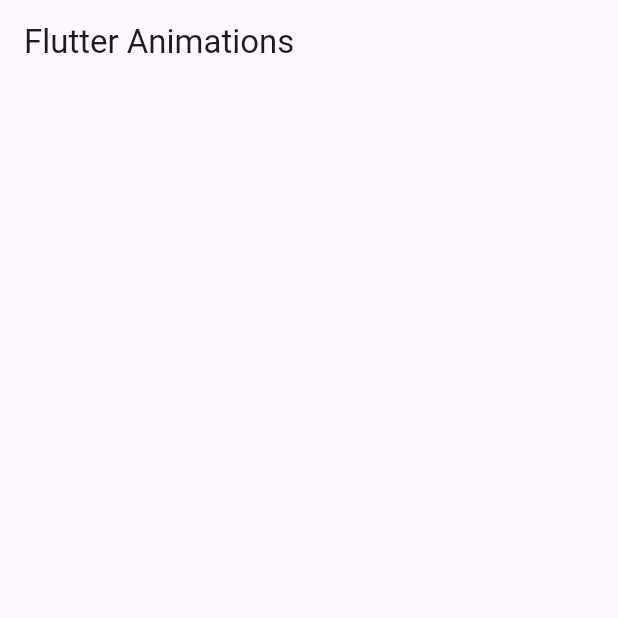
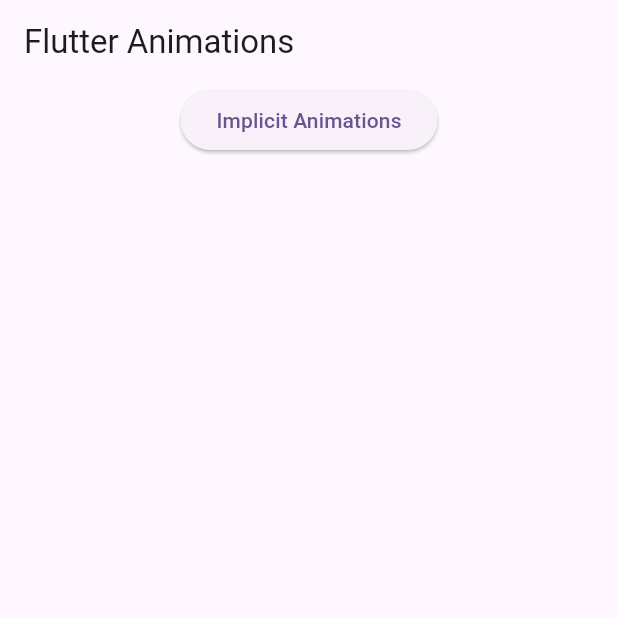
Before and after one commit to sunkeunchoi/animation, a Flutter app: the screen it shows after launch, on a phone screen of 412 x 824 dp, the top half of it. Run offline on Flutter 3.47's test engine with Material 2 defaults, Android fonts, the phone set to English and light mode, and no system bars.

Commit message:
2.0-ElevatedButton

```diff
--- a/lib/screens/menu_screen.dart
+++ b/lib/screens/menu_screen.dart
@@ -6,8 +6,19 @@ class MenuScreen extends StatelessWidget {
   @override
   Widget build(BuildContext context) {
     return Scaffold(
-        appBar: AppBar(
-      title: const Text("Flutter Animations"),
-    ));
+      appBar: AppBar(
+        title: const Text("Flutter Animations"),
+      ),
+      body: Center(
+        child: Column(
+          children: [
+            ElevatedButton(
+              onPressed: () {},
+              child: const Text("Implicit Animations"),
+            )
+          ],
+        ),
+      ),
+    );
   }
 }
```
